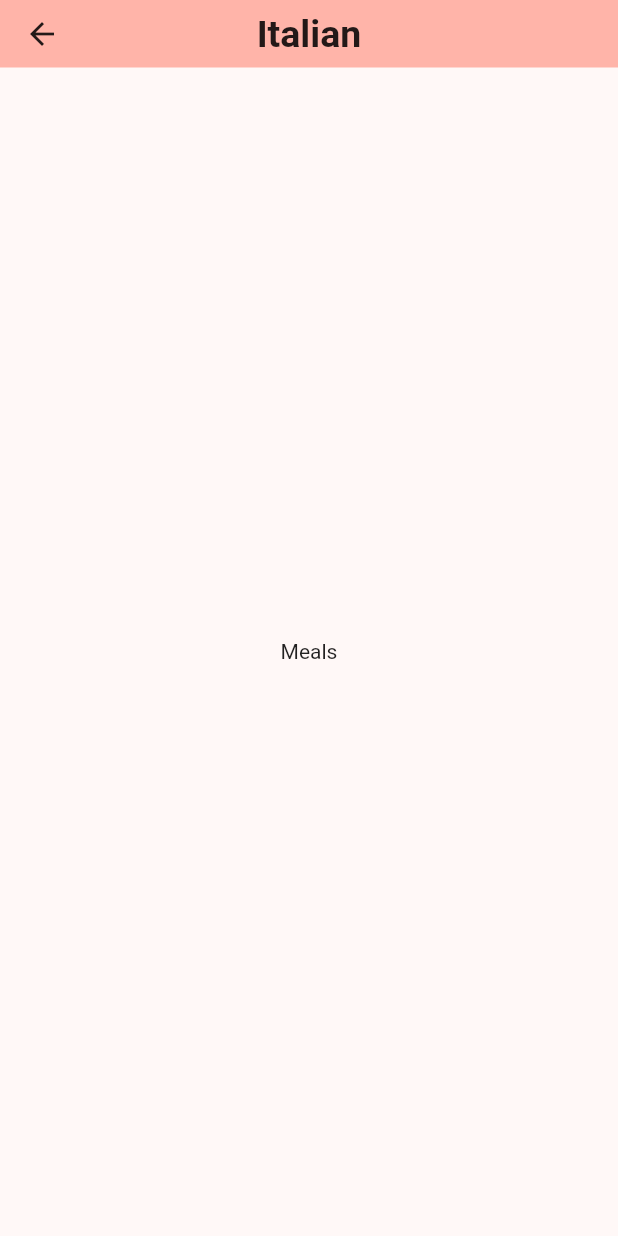
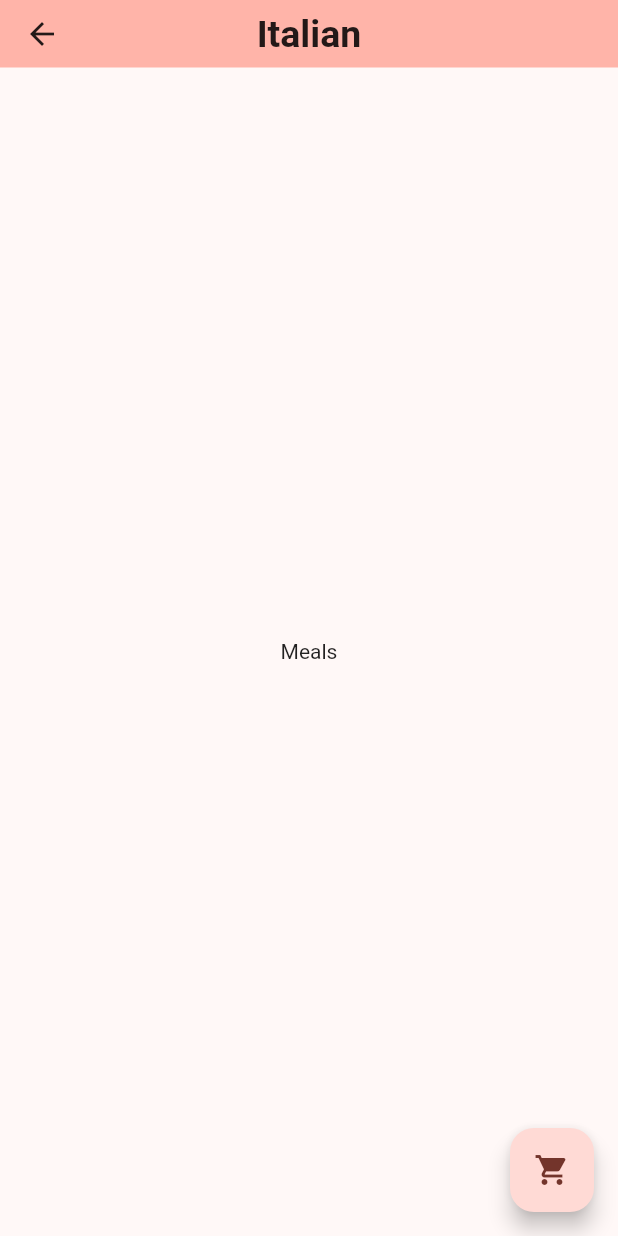
Before and after one commit to darcanj0/the_menu, a Flutter app: the screen it shows after launch, after a tap on "Italian", on a phone screen of 412 x 824 dp. Run offline on Flutter 3.47's test engine with Material 2 defaults, Android fonts, the light colour scheme and no system bars; our stand-ins replace google_fonts; Roboto replaces fonts that are missing (Vollkorn).

Commit message:
feat: create cart route

```diff
--- /dev/null
+++ b/lib/components/buttons/cart_float_button.dart
@@ -0,0 +1,21 @@
+import 'package:flutter/material.dart';
+
+import '../../utils/routes.dart';
+
+class CartFloatButton extends StatelessWidget {
+  const CartFloatButton({
+    super.key,
+  });
+
+  @override
+  Widget build(BuildContext context) {
+    void _goToCart(BuildContext ctx) {
+      Navigator.of(context).pushNamed(AppRoutes.cart.name);
+    }
+
+    return FloatingActionButton(
+      onPressed: () => _goToCart(context),
+      child: const Icon(Icons.shopping_cart),
+    );
+  }
+}
--- a/lib/main.dart
+++ b/lib/main.dart
@@ -1,5 +1,6 @@
 import 'package:flutter/material.dart';
 import 'package:google_fonts/google_fonts.dart';
+import 'package:the_menu/pages/cart_page.dart';
 import 'package:the_menu/pages/categories_page.dart';
 import 'package:the_menu/pages/category_meals_page.dart';
 import 'package:the_menu/utils/routes.dart';
@@ -47,7 +48,10 @@ class MyApp extends StatelessWidget {
       title: 'The Menu',
       theme: theMenuTheme,
       home: const CategoriesPage(),
-      routes: {AppRoutes.categoryMeals.name: (_) => const CategoryMealsPage()},
+      routes: {
+        AppRoutes.categoryMeals.name: (_) => const CategoryMealsPage(),
+        AppRoutes.cart.name: (_) => const CartPage()
+      },
     );
   }
 }
--- /dev/null
+++ b/lib/pages/cart_page.dart
@@ -0,0 +1,21 @@
+import 'package:flutter/material.dart';
+import 'package:the_menu/components/app_bars/the_menu_app_bar.dart';
+
+class CartPage extends StatefulWidget {
+  const CartPage({super.key});
+
+  @override
+  State<StatefulWidget> createState() => CartPageState();
+}
+
+class CartPageState extends State<StatefulWidget> {
+  @override
+  Widget build(BuildContext context) {
+    return const Scaffold(
+      appBar: TheMenuAppBar(title: 'Cart'),
+      body: Center(
+        child: Text('Cart'),
+      ),
+    );
+  }
+}
--- a/lib/pages/categories_page.dart
+++ b/lib/pages/categories_page.dart
@@ -1,5 +1,6 @@
 import 'package:flutter/material.dart';
 import 'package:the_menu/components/app_bars/the_menu_app_bar.dart';
+import 'package:the_menu/components/buttons/cart_float_button.dart';
 import 'package:the_menu/components/cards/category_card.dart';
 import 'package:the_menu/models/dummy_data.dart';
 
@@ -25,6 +26,8 @@ class CategoriesPage extends StatelessWidget {
           childAspectRatio: 1 / .75,
           children: _categoriesCards,
         ),
-        ));
+      ),
+      floatingActionButton: const CartFloatButton(),
+    );
   }
 }
--- a/lib/pages/category_meals_page.dart
+++ b/lib/pages/category_meals_page.dart
@@ -1,5 +1,6 @@
 import 'package:flutter/material.dart';
 import 'package:the_menu/components/app_bars/the_menu_app_bar.dart';
+import 'package:the_menu/components/buttons/cart_float_button.dart';
 import 'package:the_menu/models/category.dart';
 
 class CategoryMealsPage extends StatelessWidget {
@@ -14,6 +15,7 @@ class CategoryMealsPage extends StatelessWidget {
       body: const Center(
         child: Text('Meals'),
       ),
+      floatingActionButton: const CartFloatButton(),
     );
   }
 }
```
Lines whose indentation alone changed are shown as unchanged.
